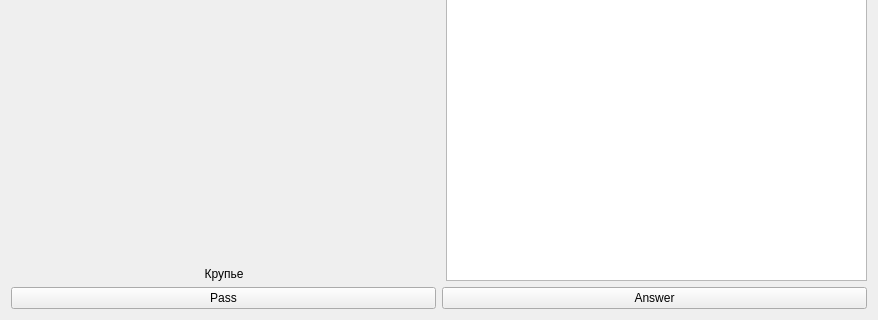
VoiceShifter/SiGame, file gamescreen.ui: the form before one commit; both pictures show x 0 to 878 and y 365 to 685 of the 878 by 685 pixel window.
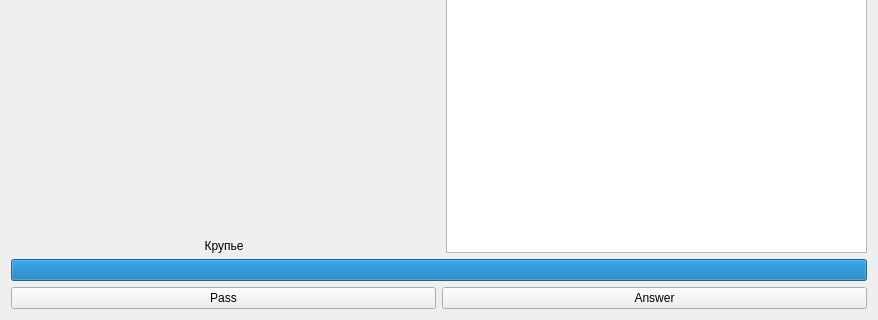
The form after the commit.

Commit message: feat: Timer with proper indication.

The edit to the form file:
```diff
--- a/gamescreen.ui
+++ b/gamescreen.ui
@@ -129,6 +129,19 @@
      </widget>
     </widget>
    </item>
+   <item>
+    <widget class="QProgressBar" name="progressBar">
+     <property name="value">
+      <number>100</number>
+     </property>
+     <property name="textVisible">
+      <bool>false</bool>
+     </property>
+     <property name="invertedAppearance">
+      <bool>false</bool>
+     </property>
+    </widget>
+   </item>
    <item>
     <layout class="QHBoxLayout" name="AnswerLayout">
      <item>
```
The commit also changes 2 other files.
